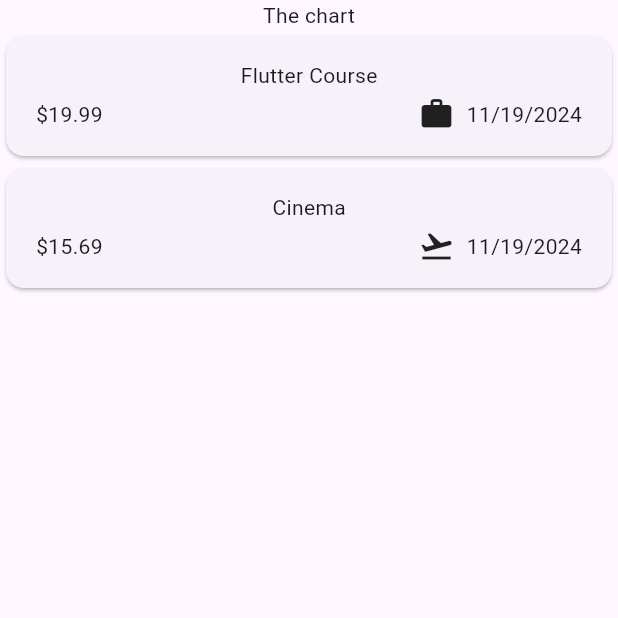
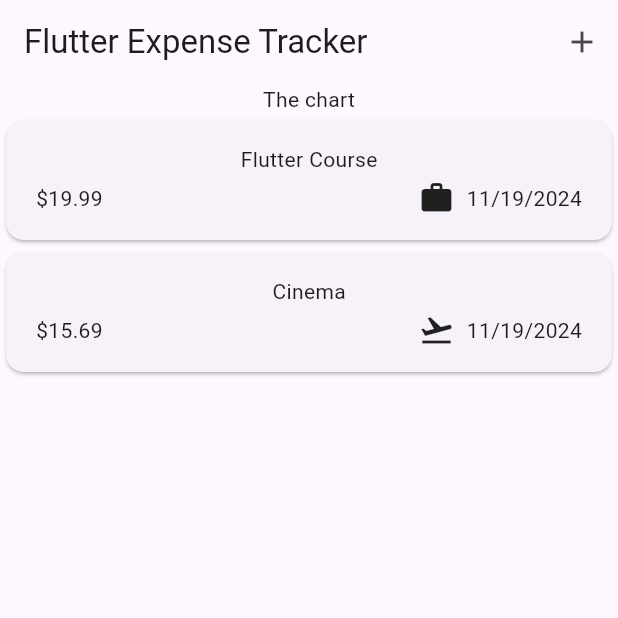
Before and after one commit to zzz-icy/expense_tracker_flutter_advanced, a Flutter app: the screen it shows after launch, on a phone screen of 412 x 824 dp, the top half of it. Run offline on Flutter 3.47's test engine with Material 3 defaults, Android fonts, the phone set to English and light mode, and no system bars.

Commit message:
added app bar

```diff
--- a/lib/expenses.dart
+++ b/lib/expenses.dart
@@ -28,6 +28,10 @@ class _ExpensesState extends State<Expenses> {
   @override
   Widget build(BuildContext context) {
     return Scaffold(
+      appBar: AppBar(
+        title: const Text('Flutter Expense Tracker'),
+        actions: [IconButton(onPressed: () {}, icon: const Icon(Icons.add))],
+      ),
       body: Column(
         children: [
           const Text('The chart'),
--- a/lib/main.dart
+++ b/lib/main.dart
@@ -3,8 +3,9 @@ import 'package:flutter/material.dart';
 
 void main() {
   runApp(
-    const MaterialApp(
-      home: Expenses(),
+    MaterialApp(
+      theme: ThemeData(useMaterial3: true),
+      home: const Expenses(),
     ),
   );
 }
```
